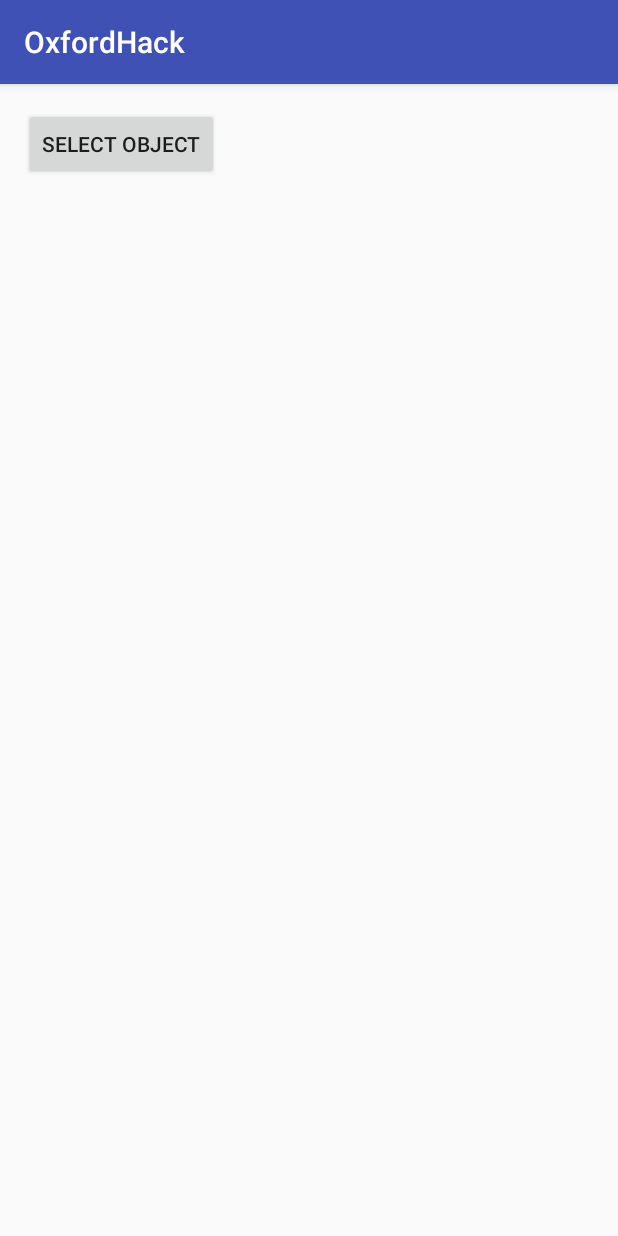
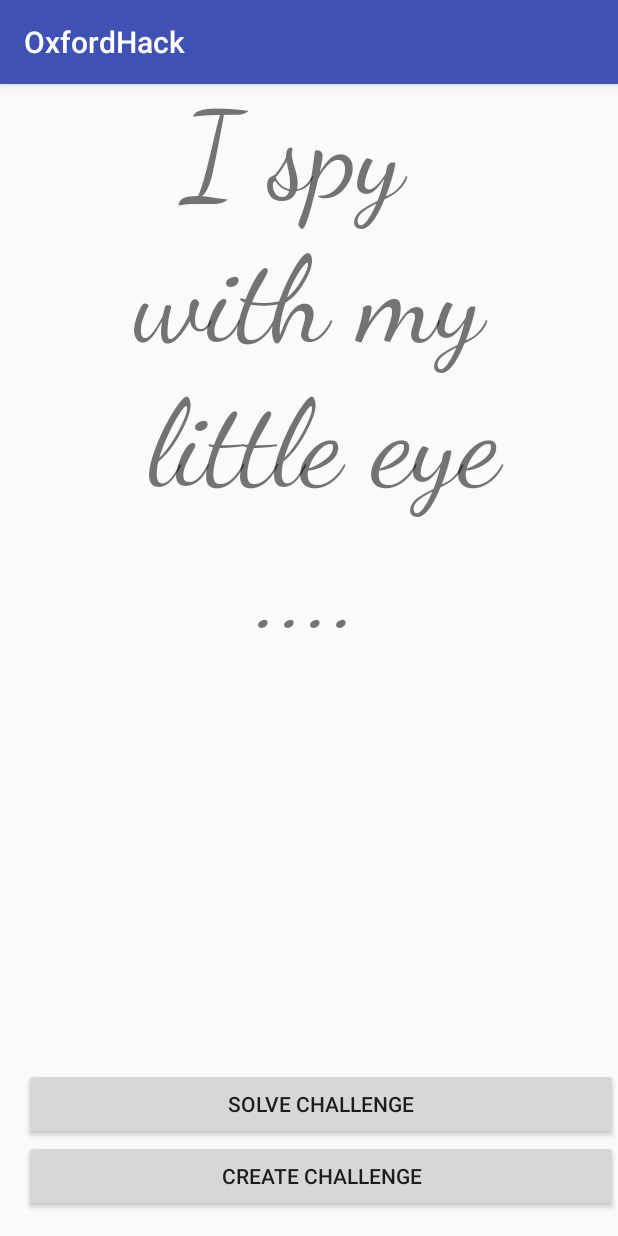
Before and after one commit to WVerlaek/OxfordHack, an Android app: the screen it shows after launch (MainActivity), on a phone screen of 412 x 824 dp. Run offline under Robolectric (Android 15) with nearby library versions, the phone set to English and light mode, and no system bars.

Commit message:
Added main menu and empty select challenge activity

```diff
--- a/app/src/main/AndroidManifest.xml
+++ b/app/src/main/AndroidManifest.xml
@@ -28,8 +28,9 @@
         <activity
             android:name=".ui.activity.SelectActivity"
             android:label="@string/title_activity_select"
-            android:theme="@style/AppTheme.NoActionBar"
-            android:screenOrientation="portrait" />
+            android:screenOrientation="portrait"
+            android:theme="@style/AppTheme.NoActionBar" />
+        <activity android:name=".ui.activity.ChallengeSelectActivity"></activity>
     </application>
 
 </manifest>
--- a/app/src/main/java/com/wverlaek/oxfordhack/ui/activity/MainActivity.java
+++ b/app/src/main/java/com/wverlaek/oxfordhack/ui/activity/MainActivity.java
@@ -22,7 +22,8 @@ public class MainActivity extends AppCompatActivity {
     private static final int HAS_PERMISSION = 0;
     private static final int PERMISSION_REQUEST_STARTED = 1;
 
-    private Button selectModeButton;
+    private Button createChallengeButton;
+    private Button solveChallengeButton;
 
 
     @Override
@@ -30,10 +31,15 @@ public class MainActivity extends AppCompatActivity {
         super.onCreate(savedInstanceState);
         setContentView(R.layout.activity_main);
 
-        selectModeButton = findViewById(R.id.select_mode);
-        selectModeButton.setOnClickListener(view -> {
+        createChallengeButton = findViewById(R.id.create_challenge);
+        createChallengeButton.setOnClickListener(view -> {
             // start select mode activity
             startActivity(new Intent(this, SelectActivity.class));
+        });
+
+        solveChallengeButton = findViewById(R.id.solve_challenge);
+        solveChallengeButton.setOnClickListener(view -> {
+            startActivity(new Intent(this, ChallengeSelectActivity.class));
         });
 
         // request camera permission if needed
--- a/app/src/main/res/layout/activity_main.xml
+++ b/app/src/main/res/layout/activity_main.xml
@@ -1,5 +1,5 @@
 <?xml version="1.0" encoding="utf-8"?>
-<android.support.constraint.ConstraintLayout xmlns:android="http://schemas.android.com/apk/res/android"
+<RelativeLayout xmlns:android="http://schemas.android.com/apk/res/android"
     xmlns:app="http://schemas.android.com/apk/res-auto"
     xmlns:tools="http://schemas.android.com/tools"
     android:layout_width="match_parent"
@@ -8,14 +8,32 @@
     tools:context="com.wverlaek.oxfordhack.ui.activity.SelectActivity"
     tools:showIn="@layout/activity_main">
 
-    <Button android:id="@+id/select_mode"
-        android:layout_width="wrap_content"
+    <TextView
+        android:layout_width="match_parent"
         android:layout_height="wrap_content"
-        android:text="Select object"
+        android:fontFamily="cursive"
+        android:gravity="center"
+        android:text="I spy \nwith my\n little eye\n...."
+        android:textSize="80sp" />
+
+    <Button android:id="@+id/create_challenge"
+        android:layout_width="match_parent"
+        android:layout_height="wrap_content"
+        android:text="Create Challenge"
         android:layout_marginLeft="@dimen/activity_horizontal_margin"
         android:layout_marginStart="@dimen/activity_horizontal_margin"
-        android:layout_marginTop="@dimen/activity_vertical_margin"
-        app:layout_constraintLeft_toLeftOf="parent"
-        app:layout_constraintTop_toTopOf="parent"/>
+        android:layout_alignParentBottom="true"
+        android:layout_marginBottom="@dimen/activity_vertical_margin"
+        />
 
-</android.support.constraint.ConstraintLayout>
+    <Button android:id="@+id/solve_challenge"
+        android:layout_width="match_parent"
+        android:layout_height="wrap_content"
+        android:text="Solve challenge"
+        android:layout_marginLeft="@dimen/activity_horizontal_margin"
+        android:layout_marginStart="@dimen/activity_horizontal_margin"
+        android:layout_above="@+id/create_challenge"
+        />
+
+
+</RelativeLayout>
```
Also changed, not shown: app/src/main/java/com/wverlaek/oxfordhack/ui/activity/ChallengeSelectActivity.java (added, +15 -0 lines), app/src/main/res/layout/activity_challenge_select.xml (added, +9 -0 lines).
